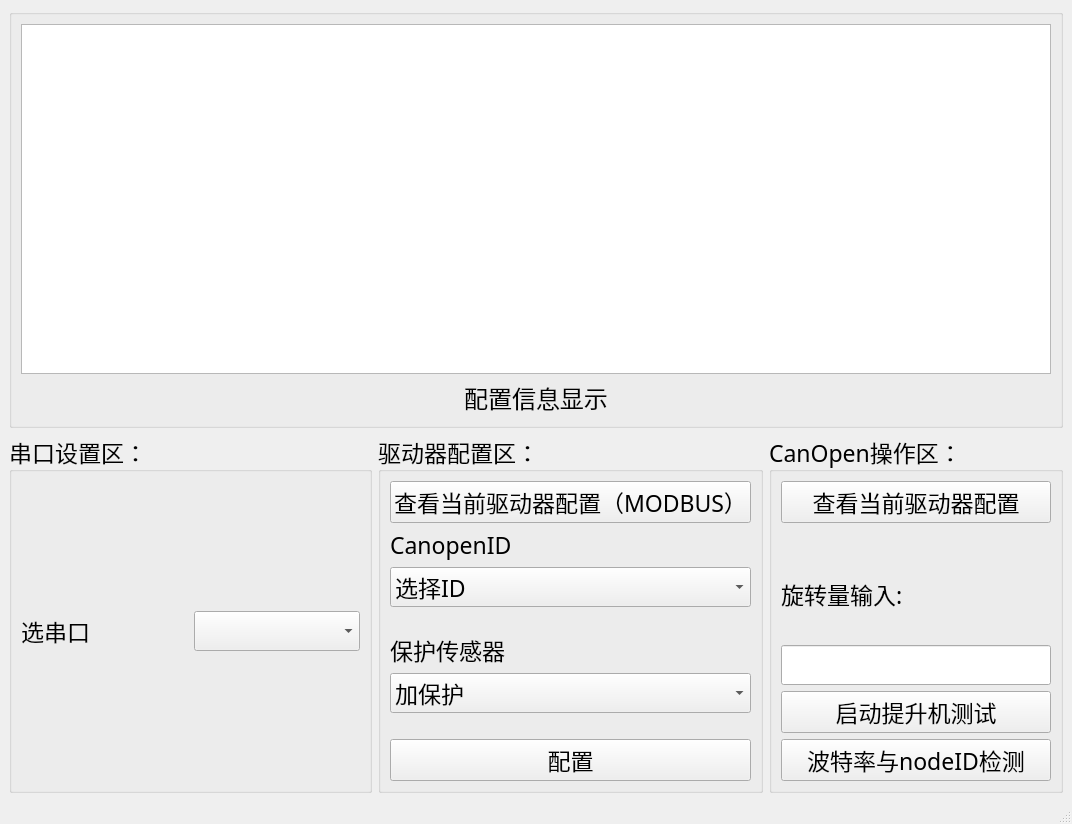
This is mainPage.ui in jasonlius/driver_config as Qt 5 draws it before an edit. The edited form follows.
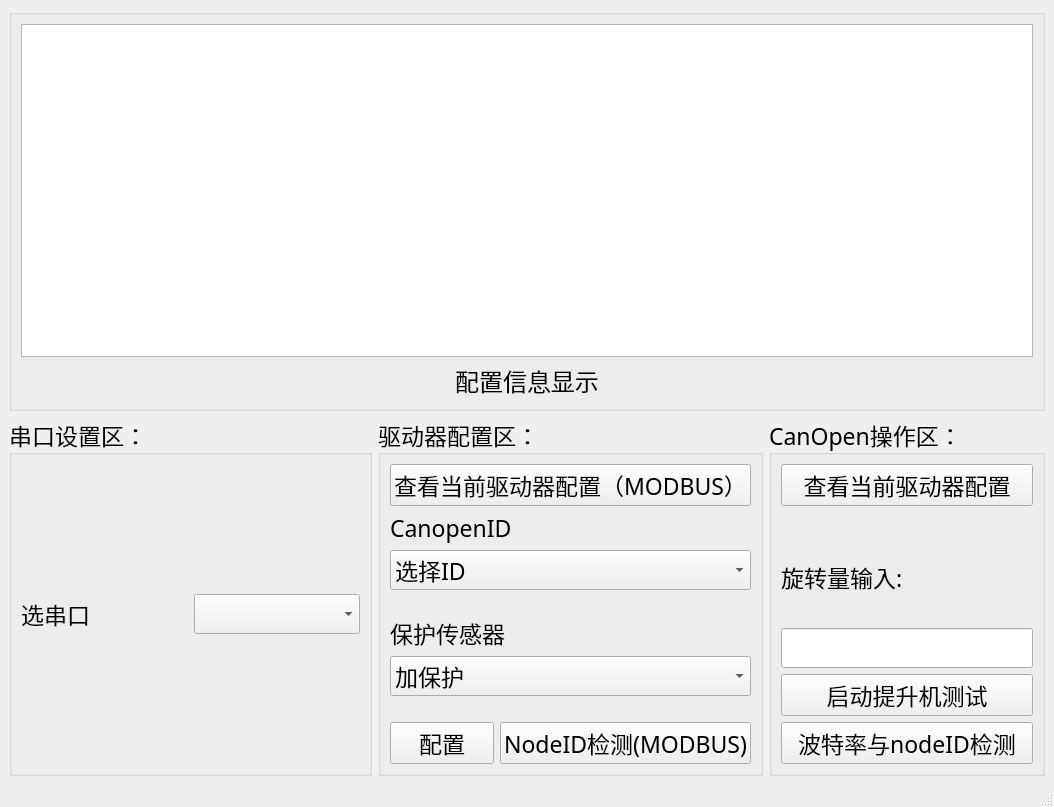
This is the edited form.

Diff of the .ui file:
```diff
--- a/mainPage.ui
+++ b/mainPage.ui
@@ -6,8 +6,8 @@
    <rect>
     <x>0</x>
     <y>0</y>
-    <width>1072</width>
-    <height>824</height>
+    <width>1054</width>
+    <height>807</height>
    </rect>
   </property>
   <property name="font">
@@ -313,6 +313,8 @@
         </spacer>
        </item>
        <item>
+        <layout class="QHBoxLayout" name="horizontalLayout_2">
+         <item>
         <widget class="QPushButton" name="BtnConfig">
          <property name="font">
           <font>
@@ -324,6 +326,20 @@
          </property>
         </widget>
        </item>
+         <item>
+          <widget class="QPushButton" name="BtnNodeIdDetectionModbus">
+           <property name="font">
+            <font>
+             <pointsize>17</pointsize>
+            </font>
+           </property>
+           <property name="text">
+            <string>NodeID检测(MODBUS)</string>
+           </property>
+          </widget>
+         </item>
+        </layout>
+       </item>
       </layout>
      </widget>
     </item>
```
Left out of the diff: 53 changed lines with no effect on the pictures. Lines whose indentation alone changed are shown as unchanged.
